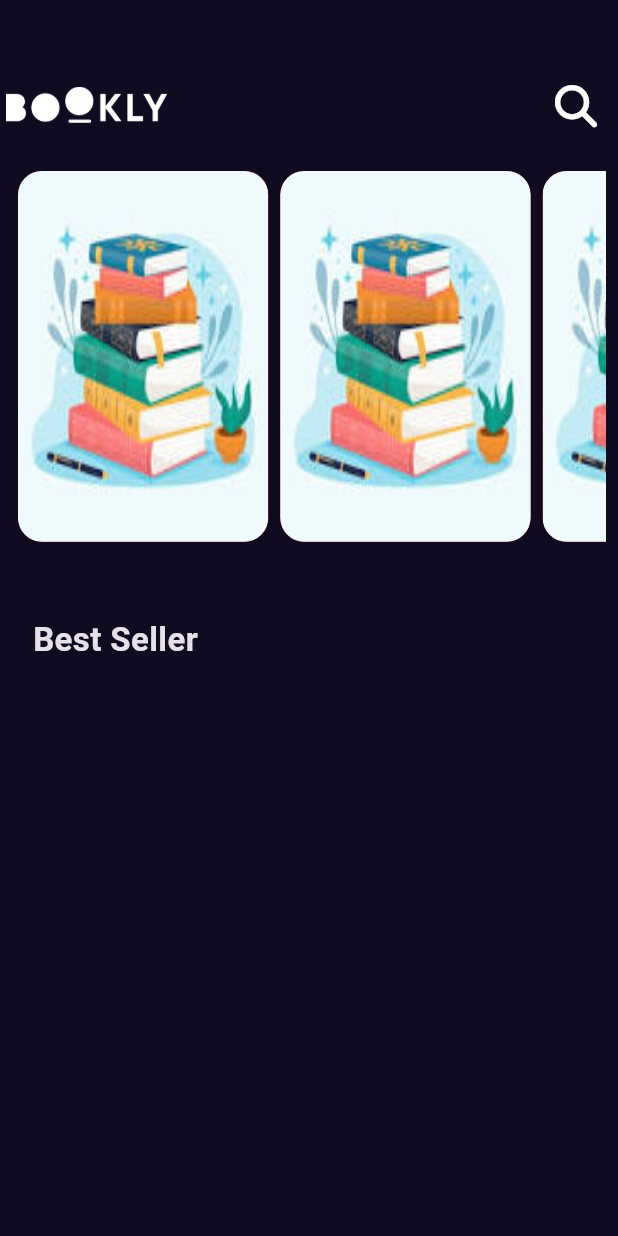
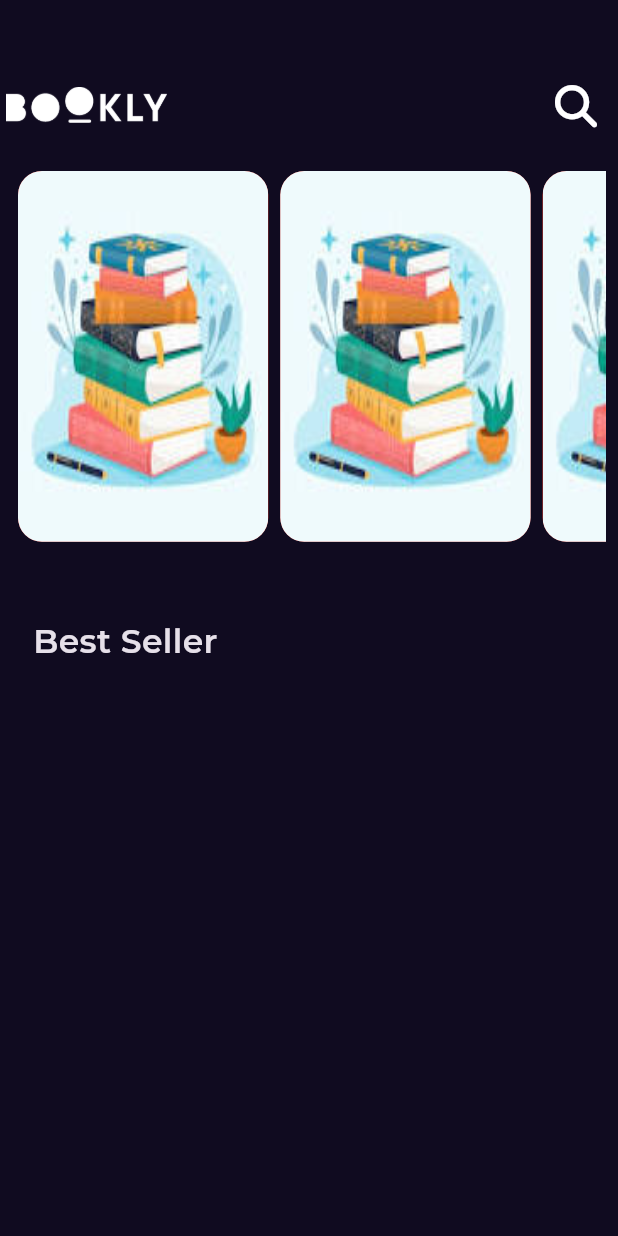
Before and after one commit to HamzaLahmedi/Bookly_app_mvvm_bloc, a Flutter app: the screen it shows after launch, on a phone screen of 412 x 824 dp. Run offline on Flutter 3.47's test engine with Material 3 defaults, Android fonts, the phone set to English and light mode, and no system bars; our stand-ins replace font_awesome_flutter, get, google_fonts.

Commit message:
add font family to our app

```diff
--- a/bookly_app/lib/main.dart
+++ b/bookly_app/lib/main.dart
@@ -2,6 +2,7 @@ import 'package:bookly_app/constant.dart';
 import 'package:bookly_app/features/splash/presentation/views/splashView.dart';
 import 'package:flutter/material.dart';
 import 'package:get/get.dart';
+import 'package:google_fonts/google_fonts.dart';
 
 void main() {
   runApp(const BooklyApp());
@@ -15,8 +16,12 @@ class BooklyApp extends StatelessWidget {
   Widget build(BuildContext context) {
     return GetMaterialApp(
       debugShowCheckedModeBanner: false,
-      theme: ThemeData.dark().copyWith(scaffoldBackgroundColor: kPrimaryColor),
-
+      theme: ThemeData.dark().copyWith(
+        scaffoldBackgroundColor: kPrimaryColor,
+        textTheme: GoogleFonts.montserratTextTheme(
+          ThemeData.dark().textTheme,
+        ),
+      ),
       home: const SplashView(),
     );
   }
--- a/bookly_app/pubspec.yaml
+++ b/bookly_app/pubspec.yaml
@@ -33,6 +33,7 @@ dependencies:
     sdk: flutter
   font_awesome_flutter: ^10.7.0
   get: ^4.6.6
+  google_fonts: ^6.1.0
 
 dev_dependencies:
   flutter_lints: ^3.0.0
```
Also changed, not shown: bookly_app/pubspec.lock, 1 other file.
